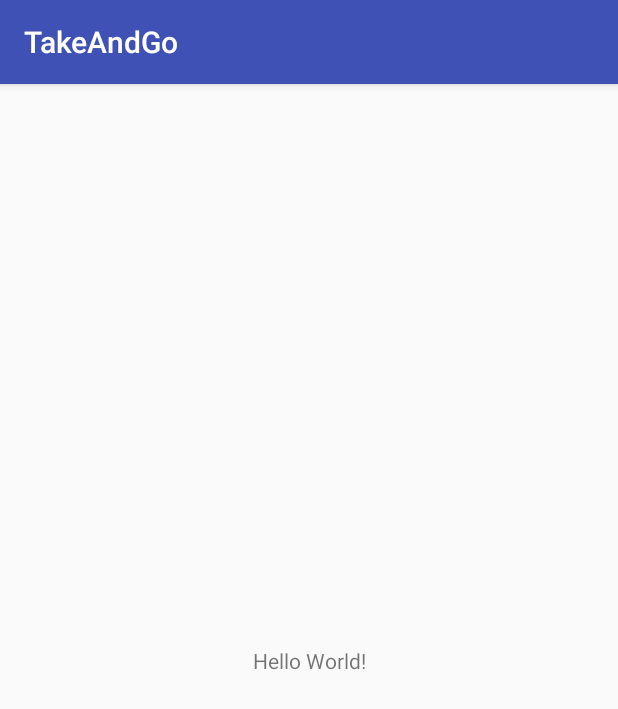
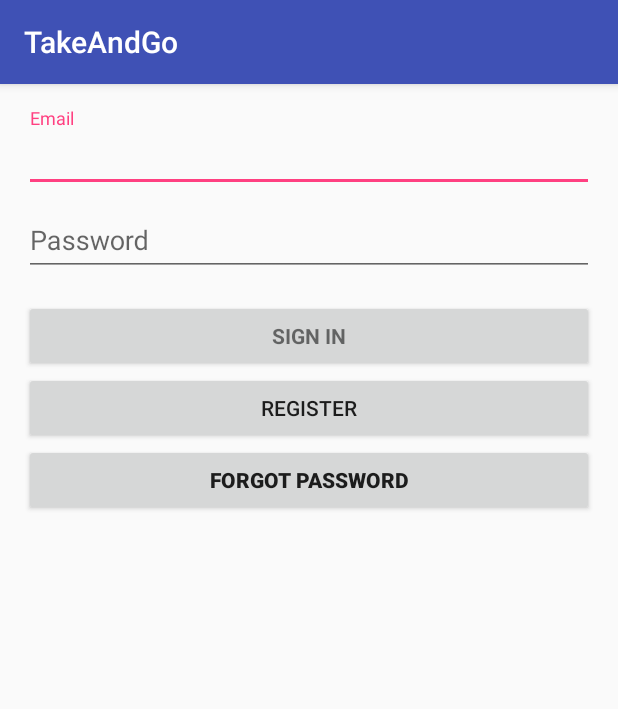
Before and after one commit to Chizkiyahu/TakeAndGo, an Android app: the screen it shows after launch (MainActivity before the commit, LoginActivity after it), on a phone screen of 412 x 824 dp. Shown: the top 709 px of the screen. Run offline under Robolectric (Android 15) with nearby library versions, the phone set to English and light mode, and no system bars.

Commit message:
login is working

```diff
--- a/app/src/main/AndroidManifest.xml
+++ b/app/src/main/AndroidManifest.xml
@@ -21,7 +21,7 @@
                 <category android:name="android.intent.category.LAUNCHER" />
             </intent-filter>
         </activity>
-        <activity android:name=".controller.LoginActivity"></activity>
+        <activity android:name=".controller.LoginActivity" />
     </application>
 
 </manifest>
--- a/app/src/main/java/com/example/chizkiyahuandchaskyh/takeandgo/controller/MainActivity.java
+++ b/app/src/main/java/com/example/chizkiyahuandchaskyh/takeandgo/controller/MainActivity.java
@@ -4,6 +4,7 @@ import android.content.Intent;
 import android.content.SharedPreferences;
 import android.support.v7.app.AppCompatActivity;
 import android.os.Bundle;
+import android.view.View;
 
 import com.example.chizkiyahuandchaskyh.takeandgo.R;
 import com.example.chizkiyahuandchaskyh.takeandgo.model.utils.Test;
@@ -16,8 +17,8 @@ public class MainActivity extends AppCompatActivity {
         setContentView(R.layout.activity_main);
 
 
-        Test test = new Test();
-        test.testfunc();
+
+        checkLogin();
     }
 
     void checkLogin(){
@@ -29,5 +30,14 @@ public class MainActivity extends AppCompatActivity {
         }
     }
 
+    void logOutFun(View view){
+        SharedPreferences prefs = getSharedPreferences("UserData", MODE_PRIVATE);
+        SharedPreferences.Editor editor = prefs.edit();
+        editor.putBoolean("isLogon", false);
+        editor.putInt("failedLogin", 0);
+        editor.commit();
+        checkLogin();
+    }
+
 
 }
--- a/app/src/main/java/com/example/chizkiyahuandchaskyh/takeandgo/model/beckend/BackendFactory.java
+++ b/app/src/main/java/com/example/chizkiyahuandchaskyh/takeandgo/model/beckend/BackendFactory.java
@@ -16,7 +16,5 @@ public class BackendFactory {
     }
 
 
-    public static BackendFactory getOurInstance() {
-        return ourInstance;
-    }
+
 }
--- a/app/src/main/java/com/example/chizkiyahuandchaskyh/takeandgo/model/beckend/DataSource.java
+++ b/app/src/main/java/com/example/chizkiyahuandchaskyh/takeandgo/model/beckend/DataSource.java
@@ -21,4 +21,7 @@ public interface DataSource {
     ArrayList<Car> getCarList();
 
 
+    boolean TryUserPass(String username, String Password) throws Exception;
+    boolean checkUserIsFree(String username) throws Exception;
+    void addUserPass(String username, String Password) throws Exception;
 }
--- a/app/src/main/java/com/example/chizkiyahuandchaskyh/takeandgo/model/beckend/LoginData.java
+++ /dev/null
@@ -1,9 +0,0 @@
-package com.example.chizkiyahuandchaskyh.takeandgo.model.beckend;
-
-public interface LoginData {
-
-
-    boolean TryUserPass(String username, String Password) throws Exception;
-    boolean checkUserIsFree(String username) throws Exception;
-    void addUserPass(String username, String Password) throws Exception;
-}
--- a/app/src/main/java/com/example/chizkiyahuandchaskyh/takeandgo/model/datasource/DatabaseList.java
+++ b/app/src/main/java/com/example/chizkiyahuandchaskyh/takeandgo/model/datasource/DatabaseList.java
@@ -1,10 +1,7 @@
 package com.example.chizkiyahuandchaskyh.takeandgo.model.datasource;
-
-import android.content.SharedPreferences;
 
 
 import com.example.chizkiyahuandchaskyh.takeandgo.model.beckend.DataSource;
-import com.example.chizkiyahuandchaskyh.takeandgo.model.beckend.LoginData;
 import com.example.chizkiyahuandchaskyh.takeandgo.model.entities.Branch;
 import com.example.chizkiyahuandchaskyh.takeandgo.model.entities.Car;
 import com.example.chizkiyahuandchaskyh.takeandgo.model.entities.CarModel;
@@ -19,7 +16,7 @@ import java.util.Map;
  */
 
 
-public class DatabaseList implements  DataSource , LoginData  {
+public class DatabaseList implements  DataSource  {
 
 
     private String username;
--- a/app/src/main/res/layout/activity_login.xml
+++ b/app/src/main/res/layout/activity_login.xml
@@ -1,9 +1,94 @@
 <?xml version="1.0" encoding="utf-8"?>
-<android.support.constraint.ConstraintLayout xmlns:android="http://schemas.android.com/apk/res/android"
-    xmlns:app="http://schemas.android.com/apk/res-auto"
+<LinearLayout xmlns:android="http://schemas.android.com/apk/res/android"
     xmlns:tools="http://schemas.android.com/tools"
     android:layout_width="match_parent"
     android:layout_height="match_parent"
-    tools:context=".controller.LoginActivity">
+    android:gravity="center_horizontal"
+    android:orientation="vertical"
+    android:paddingBottom="@dimen/activity_vertical_margin"
+    android:paddingLeft="@dimen/activity_horizontal_margin"
+    android:paddingRight="@dimen/activity_horizontal_margin"
+    android:paddingTop="@dimen/activity_vertical_margin"
+    tools:context=".controller.LoginActivity2test">
 
-</android.support.constraint.ConstraintLayout>
+    <!-- Login progress -->
+    <ProgressBar
+        android:id="@+id/login_progress"
+        style="?android:attr/progressBarStyleLarge"
+        android:layout_width="wrap_content"
+        android:layout_height="wrap_content"
+        android:layout_marginBottom="8dp"
+        android:visibility="gone" />
+
+
+    <ScrollView
+        android:id="@+id/login_form"
+        android:layout_width="match_parent"
+        android:layout_height="match_parent">
+
+        <LinearLayout
+            android:id="@+id/email_login_form"
+            android:layout_width="match_parent"
+            android:layout_height="wrap_content"
+            android:orientation="vertical">
+
+            <android.support.design.widget.TextInputLayout
+                android:layout_width="match_parent"
+                android:layout_height="wrap_content">
+
+                <AutoCompleteTextView
+                    android:id="@+id/email"
+                    android:layout_width="match_parent"
+                    android:layout_height="wrap_content"
+                    android:hint="@string/prompt_email"
+                    android:inputType="textEmailAddress"
+                    android:maxLines="1"
+                    android:singleLine="true" />
+
+            </android.support.design.widget.TextInputLayout>
+
+            <android.support.design.widget.TextInputLayout
+                android:layout_width="match_parent"
+                android:layout_height="wrap_content">
+
+                <EditText
+                    android:id="@+id/password"
+                    android:layout_width="match_parent"
+                    android:layout_height="wrap_content"
+                    android:hint="@string/prompt_password"
+                    android:imeActionId="6"
+                    android:imeActionLabel="@string/action_sign_in_short"
+                    android:imeOptions="actionUnspecified"
+                    android:inputType="textPassword"
+                    android:maxLines="1"
+                    android:singleLine="true" />
+
+            </android.support.design.widget.TextInputLayout>
+
+            <Button
+                android:id="@+id/email_sign_in_button"
+                style="?android:textAppearanceSmall"
+                android:layout_width="match_parent"
+                android:layout_height="wrap_content"
+                android:layout_marginTop="16dp"
+                android:onClick="emailSignInFun"
+                android:text="@string/action_sign_in"
+                android:textStyle="bold"/>
+
+            <Button
+                android:id="@+id/register_button"
+                android:layout_width="match_parent"
+                android:layout_height="wrap_content"
+                android:onClick="registerFun"
+                android:text="@string/register" />
+
+            <Button
+                android:id="@+id/forgot_pwd_button"
+                android:layout_width="match_parent"
+                android:layout_height="wrap_content"
+                android:text="@string/forgot_password"
+                android:textStyle="bold" />
+
+        </LinearLayout>
+    </ScrollView>
+</LinearLayout>
--- a/app/src/main/res/values/strings.xml
+++ b/app/src/main/res/values/strings.xml
@@ -5,7 +5,7 @@
     <!-- Strings related to login -->
     <string name="prompt_email">Email</string>
     <string name="prompt_password">Password </string>
-    <string name="action_sign_in">Sign in or register</string>
+    <string name="action_sign_in">Sign in </string>
     <string name="action_sign_in_short">Sign in</string>
     <string name="error_invalid_email">This email address is invalid</string>
     <string name="error_invalid_password">This password is too short</string>
@@ -15,5 +15,6 @@
         completions."
     </string>
     <string name="forgot_password">Forgot password</string>
-    <string name="title_activity_test">test</string>
+    <string name="register">register</string>
+    <string name="title_activity_login_activity2test">Sign in</string>
 </resources>
```
Also changed, not shown: app/src/main/java/com/example/chizkiyahuandchaskyh/takeandgo/controller/LoginActivity.java (+46 -2 lines), app/src/main/res/layout/activity_main.xml (+10 -0 lines).
